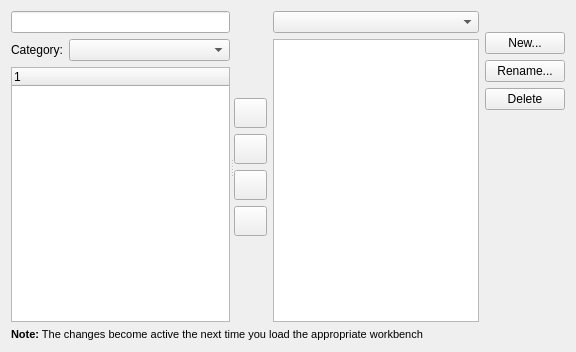
The window that src/Gui/Dialogs/DlgToolbars.ui (southseact-3d/fcd) describes before a commit, drawn with Qt 5.
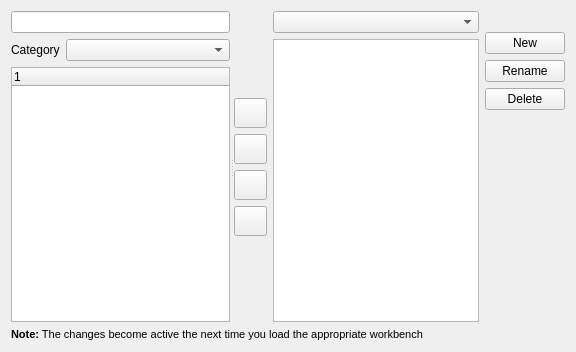
The same window after the commit. Icons and pictures are not drawn.

Patch:
```diff
--- a/src/Gui/Dialogs/DlgToolbars.ui
+++ b/src/Gui/Dialogs/DlgToolbars.ui
@@ -54,7 +54,7 @@
           </sizepolicy>
          </property>
          <property name="text">
-          <string>Category:</string>
+          <string>Category</string>
          </property>
         </widget>
        </item>
@@ -285,14 +285,14 @@
          <item>
           <widget class="QPushButton" name="newButton">
            <property name="text">
-            <string>New...</string>
+            <string>New</string>
            </property>
           </widget>
          </item>
          <item>
           <widget class="QPushButton" name="renameButton">
            <property name="text">
-            <string>Rename...</string>
+            <string>Rename</string>
            </property>
           </widget>
          </item>
```
Left out of the diff: 16 changed lines with no effect on the pictures.
